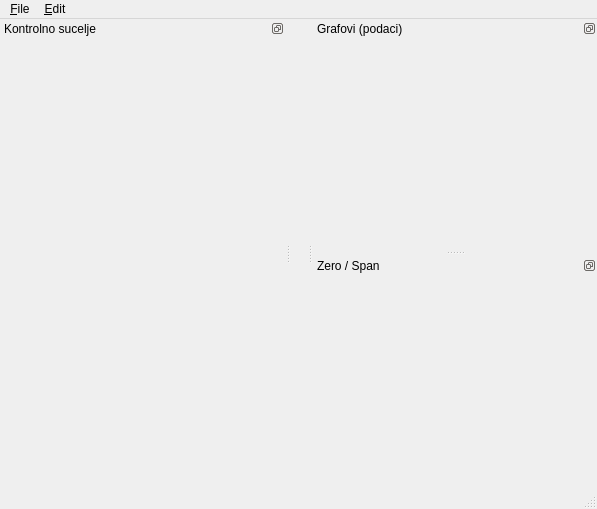
Above: display.ui from kluksa/kontrola-podataka before the change. Below: the same form after it.
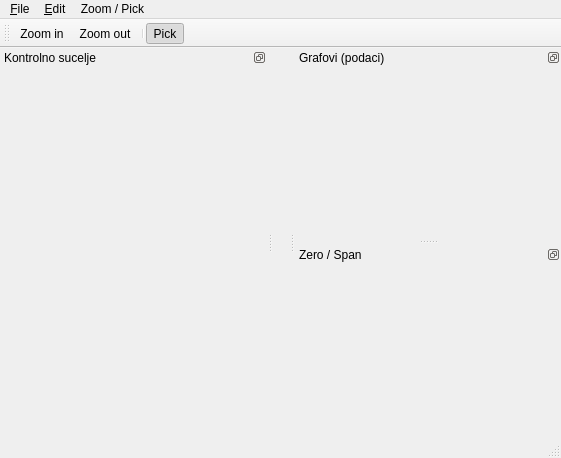
That is the form after the change.

Commit message: Sredio upload referentnih vrijednosti na REST, implementirao toolbar za zoom/pick opcijama.

Patch:
```diff
--- a/display.ui
+++ b/display.ui
@@ -6,8 +6,8 @@
    <rect>
     <x>0</x>
     <y>0</y>
-    <width>597</width>
-    <height>509</height>
+    <width>561</width>
+    <height>458</height>
    </rect>
   </property>
   <property name="sizePolicy">
@@ -49,7 +49,7 @@
     <rect>
      <x>0</x>
      <y>0</y>
-     <width>597</width>
+     <width>561</width>
      <height>18</height>
     </rect>
    </property>
@@ -94,8 +94,18 @@
     <addaction name="separator"/>
     <addaction name="menuMinutni_graf"/>
    </widget>
+   <widget class="QMenu" name="menuZoom_Pick">
+    <property name="title">
+     <string>Zoom / Pick</string>
+    </property>
+    <addaction name="actionZoomIn"/>
+    <addaction name="actionZoomOut"/>
+    <addaction name="separator"/>
+    <addaction name="actionPick"/>
+   </widget>
    <addaction name="menu_File"/>
    <addaction name="menu_Edit"/>
+   <addaction name="menuZoom_Pick"/>
   </widget>
   <widget class="QStatusBar" name="statusBar"/>
   <widget class="QDockWidget" name="dockWidget_kontrola">
@@ -162,6 +172,24 @@
    </attribute>
    <widget class="QWidget" name="dockWidgetContents_zerospan"/>
   </widget>
+  <widget class="QToolBar" name="toolBar">
+   <property name="windowTitle">
+    <string>toolBar</string>
+   </property>
+   <property name="toolButtonStyle">
+    <enum>Qt::ToolButtonTextUnderIcon</enum>
+   </property>
+   <attribute name="toolBarArea">
+    <enum>TopToolBarArea</enum>
+   </attribute>
+   <attribute name="toolBarBreak">
+    <bool>false</bool>
+   </attribute>
+   <addaction name="actionZoomIn"/>
+   <addaction name="actionZoomOut"/>
+   <addaction name="separator"/>
+   <addaction name="actionPick"/>
+  </widget>
   <action name="action_Exit">
    <property name="text">
     <string>&amp;Exit</string>
@@ -341,6 +369,36 @@
     <string>Log out</string>
    </property>
   </action>
+  <action name="actionZoomIn">
+   <property name="checkable">
+    <bool>true</bool>
+   </property>
+   <property name="text">
+    <string>Zoom in</string>
+   </property>
+  </action>
+  <action name="actionPick">
+   <property name="checkable">
+    <bool>true</bool>
+   </property>
+   <property name="checked">
+    <bool>true</bool>
+   </property>
+   <property name="text">
+    <string>Pick</string>
+   </property>
+   <property name="toolTip">
+    <string>Pick tocaka na grafovima.</string>
+   </property>
+  </action>
+  <action name="actionZoomOut">
+   <property name="text">
+    <string>Zoom out</string>
+   </property>
+   <property name="toolTip">
+    <string>Zoom out, povratak na pocetnu sliku.</string>
+   </property>
+  </action>
  </widget>
  <resources/>
  <connections/>
```
The commit also changes 16 other files.
